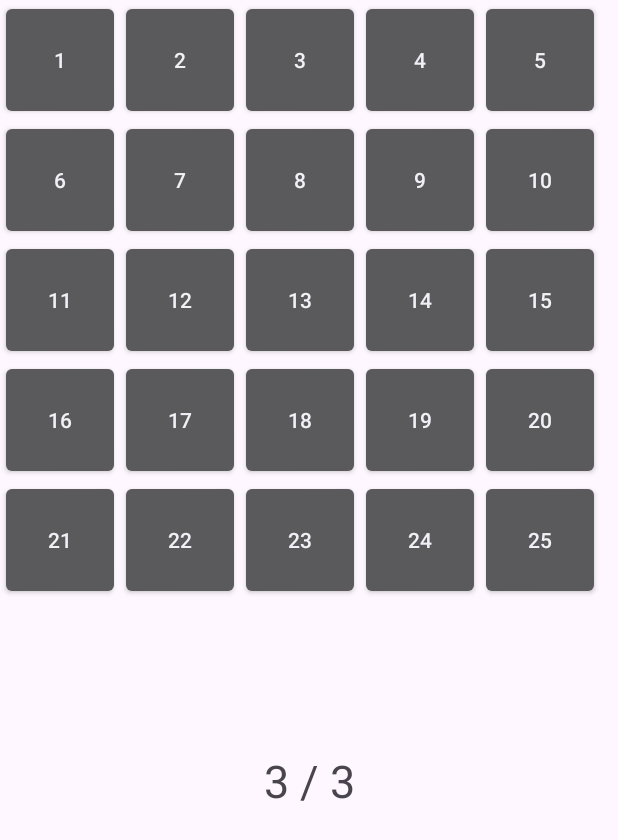
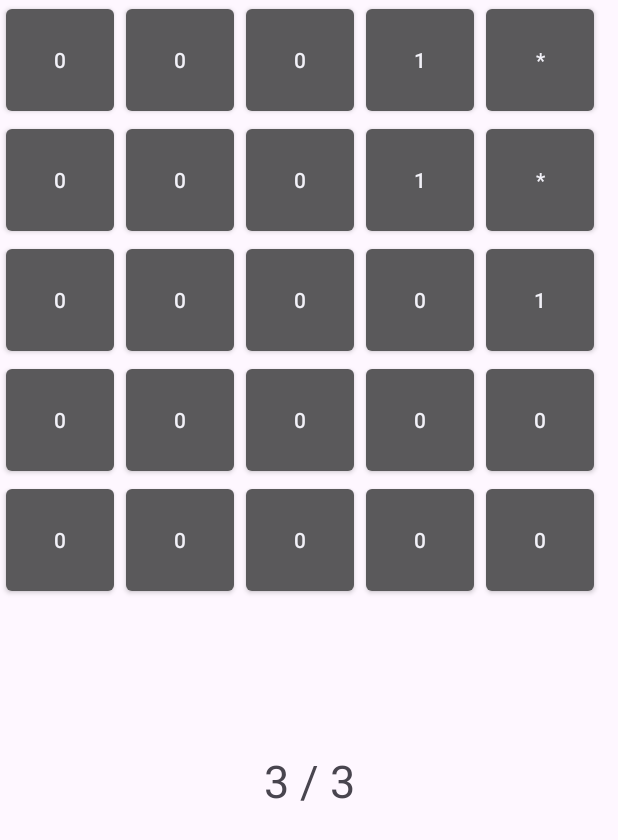
Before and after one commit to kobay9iq/Android_MineSweeper, an Android app: the screen it shows after launch (MainActivity), on a phone screen of 412 x 824 dp. Shown: the top 840 px of the screen. Run offline under Robolectric (Android 15) with nearby library versions, the phone set to English and light mode, and no system bars.

Commit message:
Added nums on the field

```diff
--- a/app/src/main/java/com/example/sapper/MainActivity.java
+++ b/app/src/main/java/com/example/sapper/MainActivity.java
@@ -10,15 +10,16 @@ import android.widget.TextView;
 import android.widget.Toast;
 import androidx.appcompat.app.AppCompatActivity;
 import android.os.Bundle;
-import java.net.CookieHandler;
+import java.util.Random;
 
 public class MainActivity extends AppCompatActivity {
-
+  Random random = new Random();
   Button[][] cells;
+  char[][] cellsValue;
+  int flagsCurrent = 3;
+  int cntOfDefused = 0;
+  TextView mines;
   final int MINESCONST = 3;
-
-  int minesCurrent = 3;
-  TextView mines;
   final int WIDTH = 5;
   final int HEIGHT = 5;
 
@@ -27,7 +28,7 @@ public class MainActivity extends AppCompatActivity {
     super.onCreate(savedInstanceState);
     setContentView(R.layout.activity_main);
     mines = findViewById(R.id.mines);
-    mines.setText("" + minesCurrent + " / " + MINESCONST);
+    mines.setText("" + flagsCurrent + " / " + MINESCONST);
     generate();
   }
 
@@ -37,36 +38,78 @@ public class MainActivity extends AppCompatActivity {
     layout.setColumnCount(WIDTH);
 
     cells = new Button[HEIGHT][WIDTH];
-    LayoutInflater inflater =
-        (LayoutInflater) getApplicationContext().getSystemService(LAYOUT_INFLATER_SERVICE);
+    cellsValue = new char[HEIGHT][WIDTH];
 
     for (int i = 0; i < HEIGHT; i++) {
       for (int j = 0; j < WIDTH; j++) {
+        cellsValue[i][j] = '0';
+      }
+    }
+
+    LayoutInflater inflater =
+        (LayoutInflater) getApplicationContext().getSystemService(LAYOUT_INFLATER_SERVICE);
+    for (int i = 0; i < MINESCONST; i++) {
+      cellsValue[random.nextInt(HEIGHT)][random.nextInt(WIDTH)] = '*';
+    }
+    for (int i = 0; i < HEIGHT; i++) {
+      for (int j = 0; j < WIDTH; j++) {
         cells[i][j] = (Button) inflater.inflate(R.layout.cell, layout, false);
+        if (cellsValue[i][j] == '*') {
+          if (i > 0 && cellsValue[i - 1][j] != '*') {
+            cellsValue[i - 1][j] =
+                (char) ('0' + (Character.getNumericValue(cellsValue[i - 1][j]) + 1));
+          }
+          if (j > 0 && cellsValue[i][j - 1] != '*') {
+            cellsValue[i][j - 1] =
+                (char) ('0' + (Character.getNumericValue(cellsValue[i][j - 1]) + 1));
+          }
+          if (j != WIDTH - 1 && cellsValue[i][j + 1] != '*') {
+            cellsValue[i][j + 1] =
+                (char) ('0' + (Character.getNumericValue(cellsValue[i][j + 1]) + 1));
+          }
+          if (i != WIDTH - 1 && cellsValue[i + 1][j] != '*') {
+            cellsValue[i + 1][j] =
+                (char) ('0' + (Character.getNumericValue(cellsValue[i + 1][j]) + 1));
+          }
+        }
       }
     }
 
     for (int i = 0; i < HEIGHT; i++) {
       for (int j = 0; j < WIDTH; j++) {
-        cells[i][j].setText("" + (j + HEIGHT * i + 1));
+        int finalI = i;
+        int finalJ = j;
+
+        // cells[i][j].setText("" + (j + HEIGHT * i + 1));
+        cells[i][j].setText("" + cellsValue[i][j]);
         cells[i][j].setTag("" + (j + HEIGHT * i));
         cells[i][j].setOnClickListener(
             new View.OnClickListener() {
               @Override
               public void onClick(View v) {
-                v.setBackgroundColor(Color.RED);
+                if (cellsValue[finalI][finalJ] == '*') {
+                  Toast.makeText(getApplicationContext(), "LOSE(((", Toast.LENGTH_LONG).show();
+                  Runtime.getRuntime().exit(0);
+                }
+
+                v.setBackgroundColor(Color.GRAY);
               }
             });
         cells[i][j].setOnLongClickListener(
             new OnLongClickListener() {
               @Override
               public boolean onLongClick(View v) {
-                v.setBackgroundColor(Color.BLUE);
-                --minesCurrent;
-                mines.setText("" + minesCurrent + " / " + MINESCONST);
-                if (minesCurrent == 0) {
-                  Toast.makeText(getApplicationContext(), "WIN!!11!", Toast.LENGTH_LONG).show();
-                  Runtime.getRuntime().exit(0);
+                if (flagsCurrent > 0) {
+                  v.setBackgroundColor(Color.BLUE);
+                  --flagsCurrent;
+                  mines.setText("" + flagsCurrent + " / " + MINESCONST);
+                  if (cellsValue[finalI][finalJ] == '*') {
+                    cntOfDefused++;
+                  }
+                  if (cntOfDefused == MINESCONST) {
+                    Toast.makeText(getApplicationContext(), "WIN!!11!", Toast.LENGTH_LONG).show();
+                    Runtime.getRuntime().exit(0);
+                  }
                 }
                 return true;
               }
```
